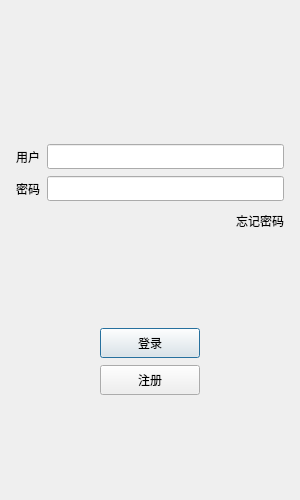
First picture: the form in client/wetalk/Sources/Forms/logindialog.ui, repository 2969748760/wetalk, before the edit.
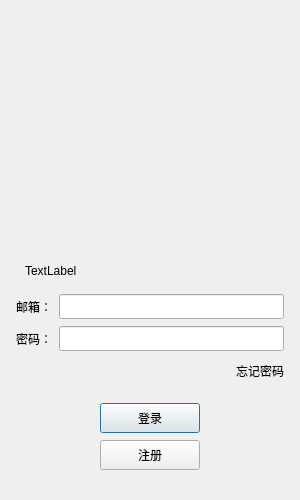
Second picture: the form after the edit. Icons and pictures are not drawn. Custom widgets are drawn as their Qt base class.

```diff
--- a/client/wetalk/Sources/Forms/logindialog.ui
+++ b/client/wetalk/Sources/Forms/logindialog.ui
@@ -43,17 +43,50 @@
      <property name="bottomMargin">
       <number>5</number>
      </property>
-     <item>
-      <widget class="QWidget" name="widget" native="true">
-       <layout class="QGridLayout" name="gridLayout">
-        <item row="0" column="0">
-         <widget class="QLabel" name="label">
+     <item alignment="|Qt::AlignmentFlag::AlignVCenter">
+      <widget class="QWidget" name="head_widget" native="true">
+       <property name="minimumSize">
+        <size>
+         <width>0</width>
+         <height>0</height>
+        </size>
+       </property>
+       <property name="maximumSize">
+        <size>
+         <width>16777215</width>
+         <height>16777215</height>
+        </size>
+       </property>
+       <property name="layoutDirection">
+        <enum>Qt::LayoutDirection::LeftToRight</enum>
+       </property>
+       <layout class="QVBoxLayout" name="verticalLayout_3">
+        <property name="rightMargin">
+         <number>9</number>
+        </property>
+        <item alignment="|Qt::AlignmentFlag::AlignVCenter">
+         <widget class="QLabel" name="head_label">
+          <property name="minimumSize">
+           <size>
+            <width>200</width>
+            <height>200</height>
+           </size>
+          </property>
+          <property name="maximumSize">
+           <size>
+            <width>200</width>
+            <height>200</height>
+           </size>
+          </property>
           <property name="layoutDirection">
            <enum>Qt::LayoutDirection::LeftToRight</enum>
           </property>
           <property name="text">
            <string/>
           </property>
+          <property name="textFormat">
+           <enum>Qt::TextFormat::AutoText</enum>
+          </property>
           <property name="pixmap">
            <pixmap resource="../../resources.qrc">:/resources/images/ma.png</pixmap>
           </property>
@@ -78,6 +111,25 @@
        </property>
       </spacer>
      </item>
+     <item alignment="|Qt::AlignmentFlag::AlignVCenter">
+      <widget class="QWidget" name="error_widget" native="true">
+       <property name="minimumSize">
+        <size>
+         <width>0</width>
+         <height>0</height>
+        </size>
+       </property>
+       <layout class="QVBoxLayout" name="verticalLayout_4">
+        <item alignment="|Qt::AlignmentFlag::AlignVCenter">
+         <widget class="QLabel" name="error_tip">
+          <property name="text">
+           <string>TextLabel</string>
+          </property>
+         </widget>
+        </item>
+       </layout>
+      </widget>
+     </item>
      <item>
       <layout class="QHBoxLayout" name="horizontalLayout">
        <property name="spacing">
@@ -110,7 +162,7 @@
           </size>
          </property>
          <property name="text">
-          <string>用户</string>
+          <string>邮箱：</string>
          </property>
         </widget>
        </item>
@@ -152,7 +204,7 @@
           </size>
          </property>
          <property name="text">
-          <string>密码</string>
+          <string>密码：</string>
          </property>
         </widget>
        </item>
```
Left out of the diff: 7 changed lines with no effect on the pictures.
